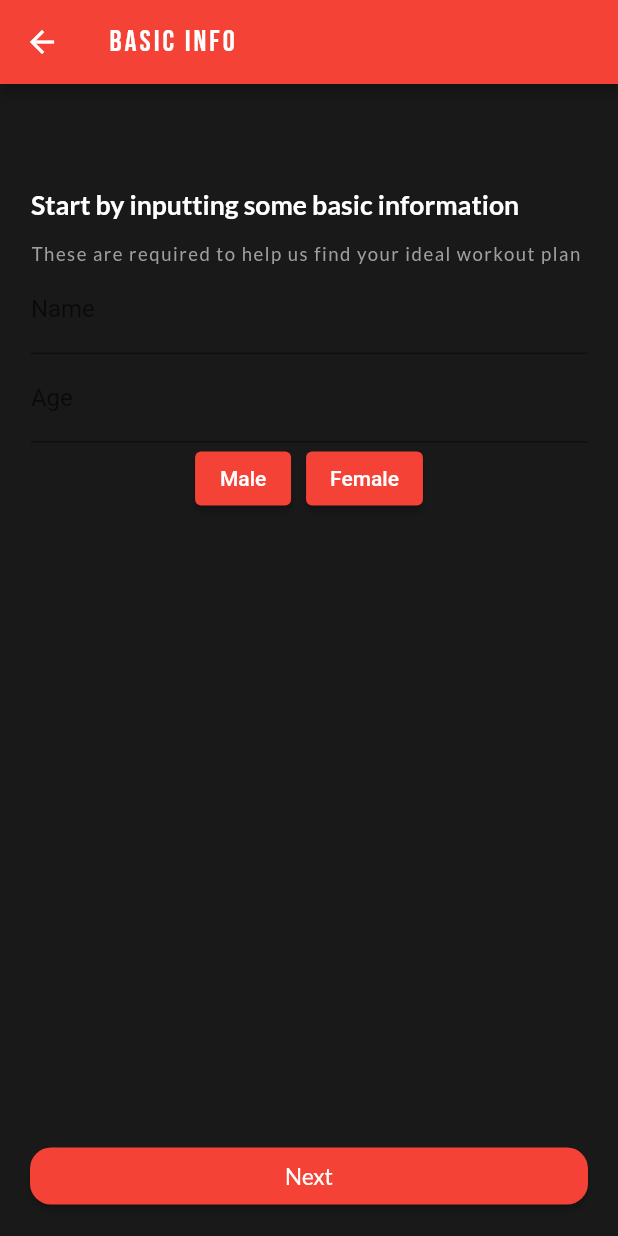
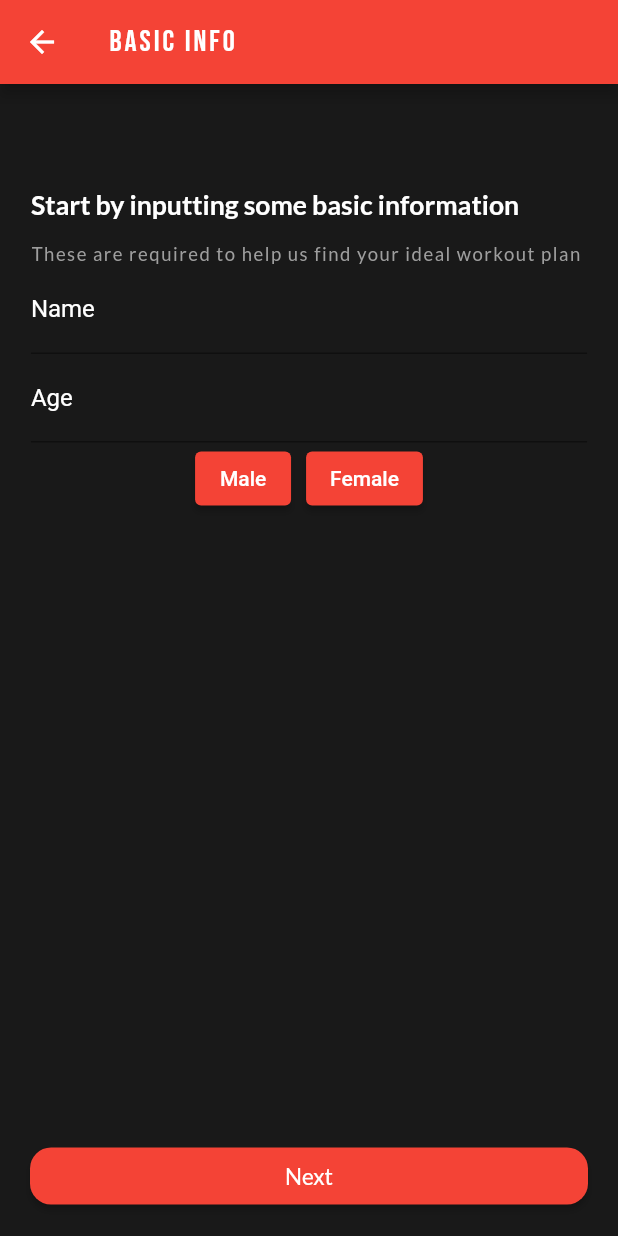
Before and after one commit to d-dovale/Sweat-Smart, a Flutter app: the Information screen opened directly, on a phone screen of 412 x 824 dp. Run offline on Flutter 3.47's test engine with Material 2 defaults, Android fonts, the phone set to English and light mode, and no system bars; our stand-ins replace flutter_spinkit, shared_preferences, table_calendar; accounts and stored records are empty.

Commit message:
fixed color

```diff
--- a/my_app/lib/screens/information.dart
+++ b/my_app/lib/screens/information.dart
@@ -156,11 +156,14 @@ List<Question> getQuestions() {
       children: <Widget>[
         // Text field for Name
         TextField(
-          decoration: InputDecoration(labelText: 'Name'),
+          decoration: InputDecoration(labelText: 'Name',
+          labelStyle: TextStyle(color: Colors.white),)
+
         ),
         // Text field for Age
         TextField(
-          decoration: InputDecoration(labelText: 'Age'),
+          decoration: InputDecoration(labelText: 'Age',
+          labelStyle: TextStyle(color: Colors.white),),
         ),
         // Row of buttons for gender selection
         Row(
@@ -194,15 +197,18 @@ List<Question> getQuestions() {
       children: <Widget>[
         // Text field for Height
         TextField(
-          decoration: InputDecoration(labelText: 'Height'),
+          decoration: InputDecoration(labelText: 'Height',
+          labelStyle: TextStyle(color: Colors.white),),
         ),
         // Text field for Body Weight
         TextField(
-          decoration: InputDecoration(labelText: 'Body Weight'),
+          decoration: InputDecoration(labelText: 'Body Weight',
+          labelStyle: TextStyle(color: Colors.white),),
         ),
         // Radio buttons for Experience selection
         RadioListTile(
-          title: Text('Beginner'),
+          title: Text('Beginner',
+          style: TextStyle(color: Colors.white),),
           value: 'Beginner',
           groupValue: 'Experience', // Replace 'Experience' with the appropriate group value variable
           onChanged: (value) {
@@ -210,7 +216,8 @@ List<Question> getQuestions() {
           },
         ),
         RadioListTile(
-          title: Text('Intermediate'),
+          title: Text('Intermediate',
+          style: TextStyle(color: Colors.white),),
           value: 'Intermediate',
           groupValue: 'Experience', // Replace 'Experience' with the appropriate group value variable
           onChanged: (value) {
@@ -218,7 +225,8 @@ List<Question> getQuestions() {
           },
         ),
         RadioListTile(
-          title: Text('Advanced'),
+          title: Text('Advanced',
+          style: TextStyle(color: Colors.white),),
           value: 'Advanced',
           groupValue: 'Experience', // Replace 'Experience' with the appropriate group value variable
           onChanged: (value) {
```
